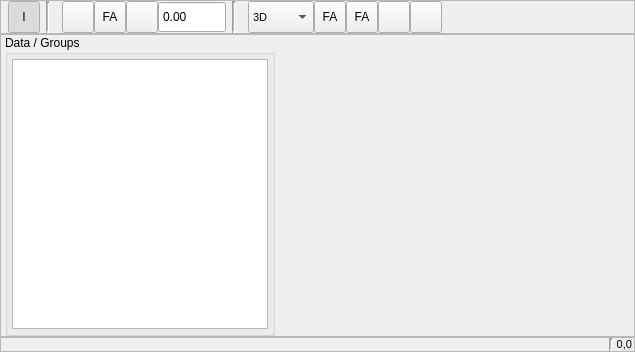
Old version of the form src/gui/datawidget.ui in the repository disorderedmaterials/dissolve.
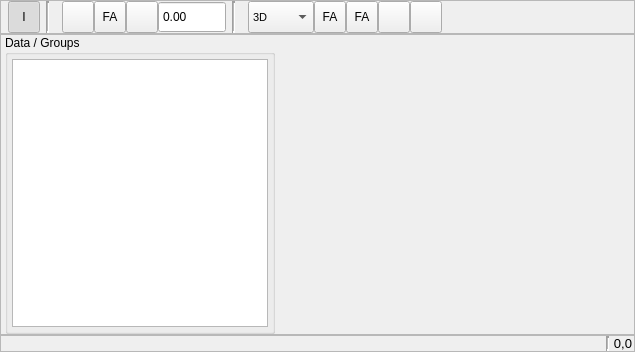
New version of the form. Icons and pictures are not drawn. Custom widgets are drawn as their Qt base class.

The edit to the form file:
```diff
--- a/src/gui/datawidget.ui
+++ b/src/gui/datawidget.ui
@@ -762,7 +762,7 @@
     <widget class="QFrame" name="InfoFrame">
      <property name="font">
       <font>
-       <pointsize>8</pointsize>
+       <pointsize>10</pointsize>
       </font>
      </property>
      <property name="frameShape">
```
Left out of the diff: 23 changed lines with no effect on the pictures.
